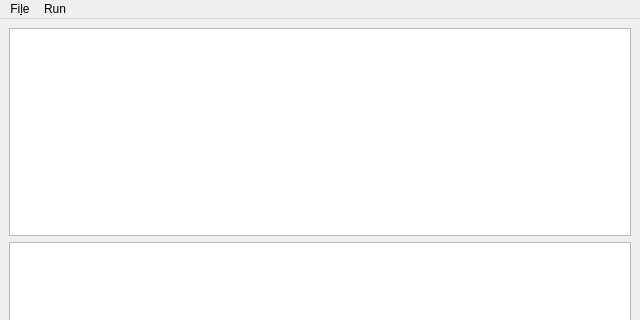
Old version of the form UI/window.ui in the repository ylkwd/Mobis_Packing; both pictures show x 0 to 640 and y 0 to 320 of the 640 by 480 pixel window.
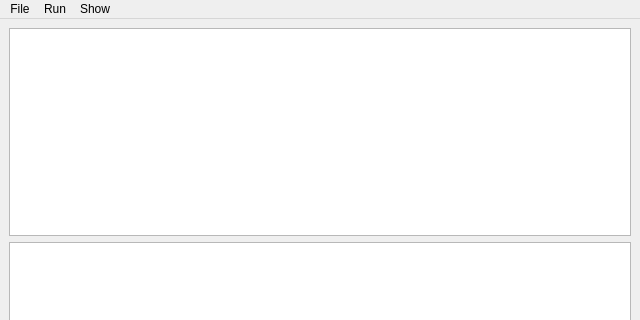
New version of the form.

```diff
--- a/UI/window.ui
+++ b/UI/window.ui
@@ -35,7 +35,7 @@
    </property>
    <widget class="QMenu" name="menuFile">
     <property name="title">
-     <string>Fi&amp;le</string>
+     <string>File</string>
     </property>
     <addaction name="actionNewCrate"/>
     <addaction name="separator"/>
@@ -50,9 +50,19 @@
     <addaction name="actionRun"/>
     <addaction name="actionRunMul"/>
    </widget>
+   <widget class="QMenu" name="menuShow">
+    <property name="title">
+     <string>Show</string>
+    </property>
+    <addaction name="actionShow"/>
+   </widget>
    <addaction name="menuFile"/>
    <addaction name="menuRun"/>
-  </widget>
+   <addaction name="menuShow"/>
+ </widget>
+
+
+
 
   <widget class="QStatusBar" name="statusbar"/>
   <action name="actionNewCrate">
```
Left out of the diff: 5 changed lines with no effect on the pictures.
